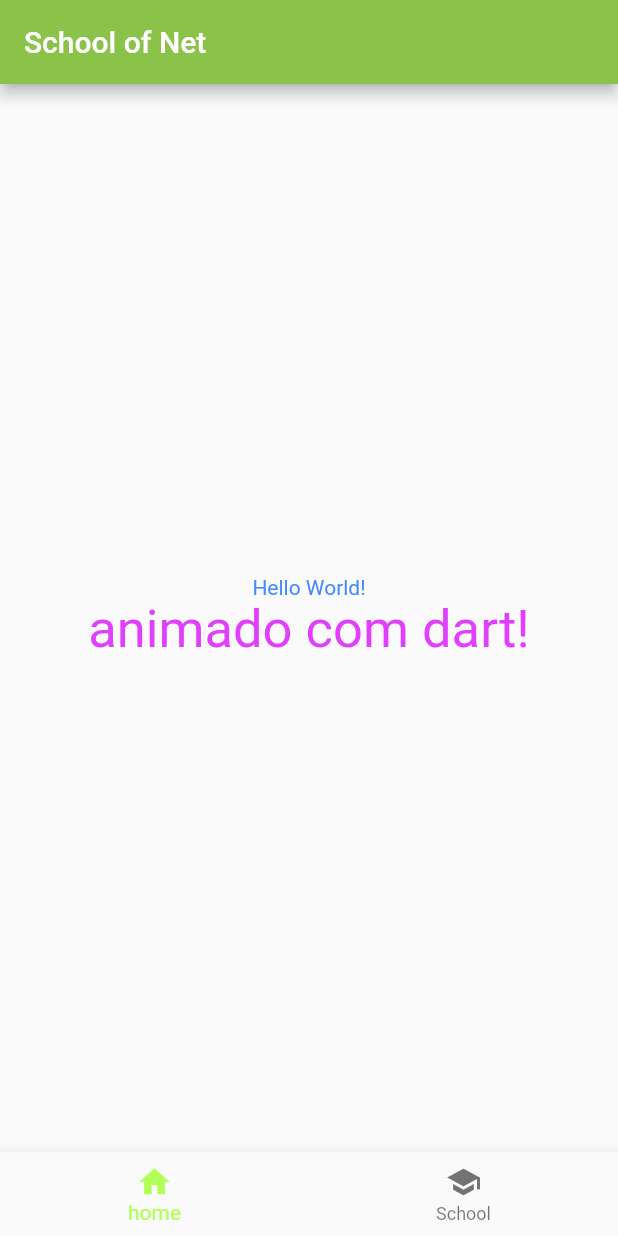
After one commit to Railton98/flutter_iniciante, a Flutter app: the screen it shows after launch, on a phone screen of 412 x 824 dp. The commit adds this screen. Run offline on Flutter 3.47's test engine with Material 2 defaults, Android fonts, the phone set to English and light mode, and no system bars.

Commit message:
organizing the project

```diff
--- /dev/null
+++ b/lib/pages/homePage.dart
@@ -0,0 +1,31 @@
+import 'package:flutter/material.dart';
+
+class HomePage extends StatefulWidget {
+  @override
+  _HomePageState createState() => _HomePageState();
+}
+
+class _HomePageState extends State<HomePage> {
+  @override
+  Widget build(BuildContext context) {
+    return Column(
+      mainAxisAlignment: MainAxisAlignment.center,
+      children: <Widget>[
+        Text(
+          "Hello World!",
+          textAlign: TextAlign.center,
+          style: TextStyle(
+              color: Colors.blueAccent, decoration: TextDecoration.none),
+        ),
+        Text(
+          "animado com dart!",
+          textAlign: TextAlign.center,
+          style: TextStyle(
+              color: Colors.purpleAccent,
+              fontSize: 35,
+              decoration: TextDecoration.none),
+        ),
+      ],
+    );
+  }
+}
--- /dev/null
+++ b/lib/template.dart
@@ -0,0 +1,49 @@
+import 'package:flutter/material.dart';
+import 'package:flutter_iniciante/pages/homePage.dart';
+import 'package:flutter_iniciante/pages/schoolPage.dart';
+
+class Template extends StatefulWidget {
+  @override
+  _TemplateState createState() => _TemplateState();
+}
+
+class _TemplateState extends State<Template> {
+  var homePage = new HomePage();
+  var schoolPage = new SchoolPage();
+  var _selectedPage = 0;
+
+  var _pages;
+
+  @override
+  Widget build(BuildContext context) {
+    _pages = [homePage, schoolPage];
+
+    return Scaffold(
+      appBar: AppBar(
+        title: Text("School of Net"),
+        backgroundColor: Colors.lightGreen,
+      ),
+      body: _body(),
+      bottomNavigationBar: BottomNavigationBar(
+        items: <BottomNavigationBarItem>[
+          BottomNavigationBarItem(
+            icon: Icon(Icons.home),
+            title: Text("home"),
+          ),
+          BottomNavigationBarItem(
+            icon: Icon(Icons.school),
+            title: Text("School"),
+          ),
+        ],
+        fixedColor: Colors.lightGreenAccent,
+      ),
+    );
+  }
+
+  _body() {
+    return Container(
+      constraints: BoxConstraints.expand(),
+      child: _pages[_selectedPage],
+    );
+  }
+}
```
Also changed, not shown: lib/main.dart (+2 -54 lines), lib/pages/schoolPage.dart (added, +20 -0 lines).
